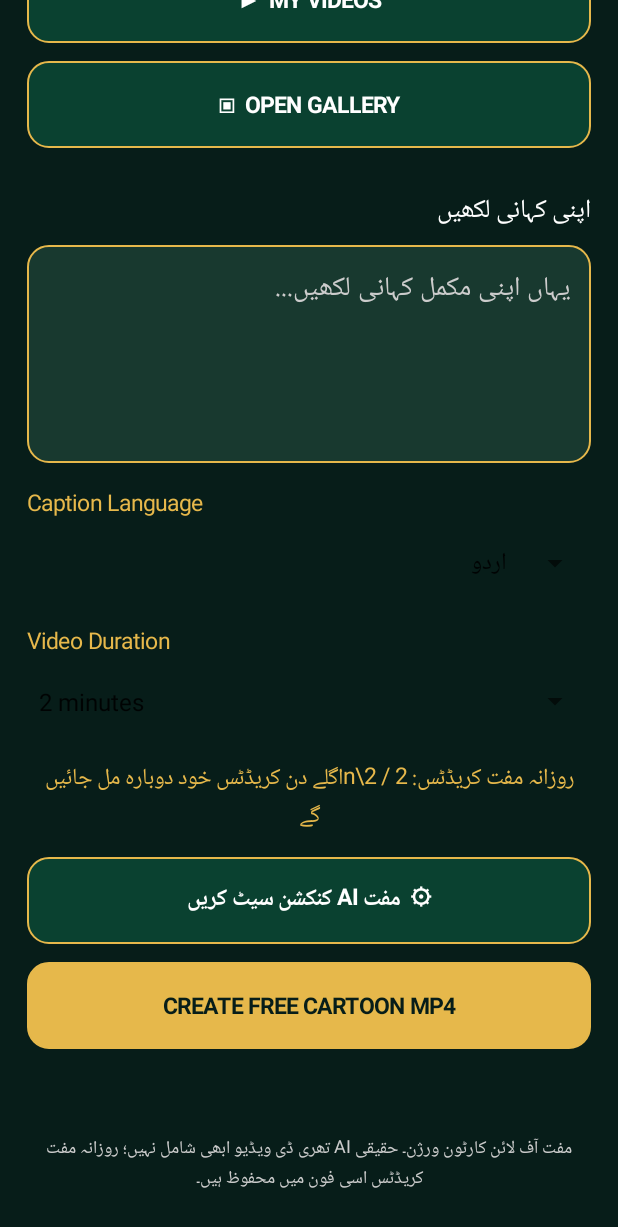
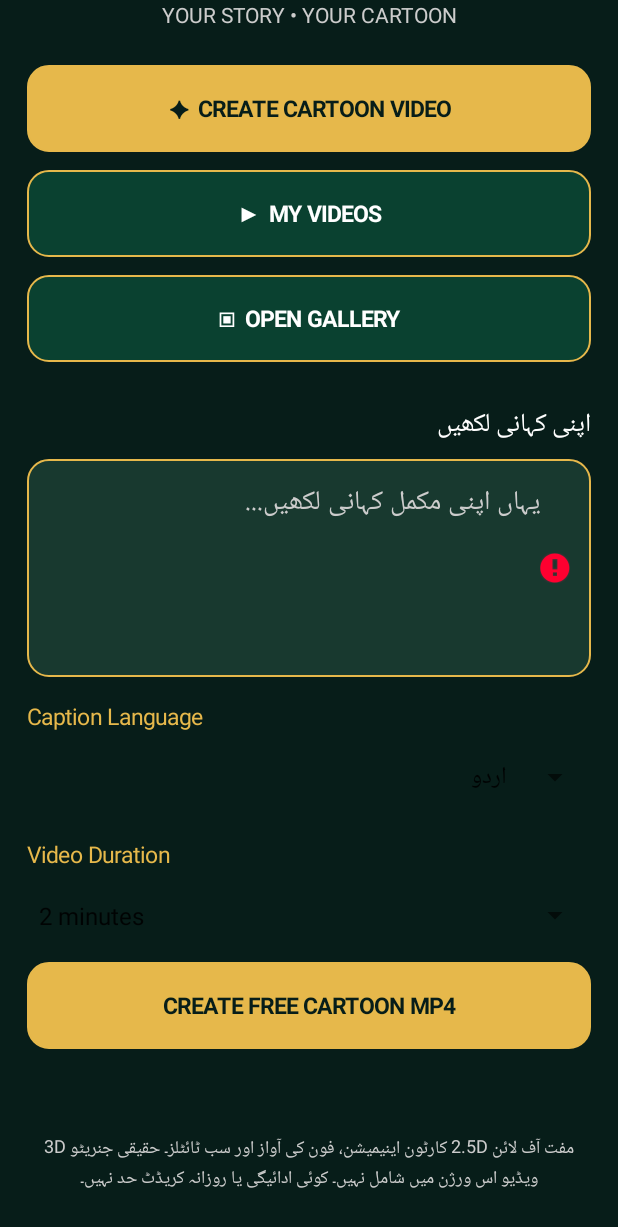
Before and after one commit to qaisarmughal866-dot/MughalAIStudio, an Android app: the screen it shows after launch (MainActivity), after a tap on "✦ CREATE CARTOON VIDEO", on a phone screen of 412 x 824 dp. Shown: the top 1227 px of the screen. Run offline under Robolectric (Android 15) with nearby library versions, the phone set to English and light mode, and no system bars; 3 other taps on this screen came first.

Commit message:
Make offline cartoon creation free without API key or daily credits

```diff
--- a/app/src/main/java/com/mughalai/studio/MainActivity.java
+++ b/app/src/main/java/com/mughalai/studio/MainActivity.java
@@ -28,8 +28,7 @@ import java.util.concurrent.Executors;
 public class MainActivity extends Activity {
     private EditText story;
     private Spinner duration, language;
-    private TextView status, createButton, creditsView;
-    private static final int DAILY_FREE_CREDITS = 2;
+    private TextView status, createButton;
     private final ExecutorService worker =
             Executors.newSingleThreadExecutor();
 
@@ -110,17 +109,6 @@ public class MainActivity extends Activity {
         duration = addSpinner(root,"Video Duration",
                 new String[]{"2 minutes","4 minutes","6 minutes"});
 
-        creditsView = new TextView(this);
-        creditsView.setTextColor(gold);
-        creditsView.setTextSize(15);
-        creditsView.setGravity(Gravity.CENTER);
-        creditsView.setPadding(0,dp(14),0,dp(8));
-        root.addView(creditsView);
-        refreshCreditsLabel();
-
-        addButton(root,"⚙  مفت AI کنکشن سیٹ کریں",green,Color.WHITE)
-                .setOnClickListener(v -> showAiKeyDialog());
-
         TextView make = addButton(root,
                 "CREATE FREE CARTOON MP4",gold,dark);
         make.setOnClickListener(v -> createVideo());
@@ -135,7 +123,7 @@ public class MainActivity extends Activity {
         note.setTextColor(Color.LTGRAY);
         note.setTextSize(12);
         note.setGravity(Gravity.CENTER);
-        note.setText("مفت آف لائن کارٹون ورژن۔ حقیقی AI تھری ڈی ویڈیو ابھی شامل نہیں؛ روزانہ مفت کریڈٹس اسی فون میں محفوظ ہیں۔");
+        note.setText("مفت آف لائن 2.5D کارٹون اینیمیشن، فون کی آواز اور سب ٹائٹلز۔ حقیقی جنریٹو 3D ویڈیو اس ورژن میں شامل نہیں۔ کوئی ادائیگی یا روزانہ کریڈٹ حد نہیں۔");
         root.addView(note);
 
         setContentView(scroll);
@@ -188,37 +176,10 @@ public class MainActivity extends Activity {
         return s;
     }
 
-    private void showAiKeyDialog() {
-        EditText keyInput = new EditText(this);
-        keyInput.setSingleLine(true);
-        keyInput.setHint("Google AI Studio API key");
-        keyInput.setInputType(129);
-        keyInput.setText(getSharedPreferences("ai_settings", MODE_PRIVATE)
-                .getString("gemini_api_key", ""));
-        new AlertDialog.Builder(this)
-                .setTitle("مفت AI کنکشن")
-                .setMessage("Google AI Studio سے اپنی مفت Gemini API key حاصل کر کے یہاں درج کریں۔ ایپ میں کوئی ادائیگی یا خودکار بلنگ فعال نہیں کی جائے گی۔")
-                .setView(keyInput)
-                .setPositiveButton("محفوظ کریں", (d,w) -> {
-                    getSharedPreferences("ai_settings", MODE_PRIVATE).edit()
-                            .putString("gemini_api_key", keyInput.getText().toString().trim())
-                            .apply();
-                    Toast.makeText(this,"AI key محفوظ ہو گئی",Toast.LENGTH_SHORT).show();
-                })
-                .setNegativeButton("منسوخ",null)
-                .show();
-    }
-
     private void createVideo() {
         String text = story.getText().toString().trim();
         if (text.isEmpty()) {
             story.setError("Please write your story");
-            return;
-        }
-
-        if (getAvailableCredits() < 1) {
-            status.setText("آج کے مفت کریڈٹس ختم ہو گئے۔ نئے کریڈٹس اگلے دن خود مل جائیں گے۔");
-            refreshCreditsLabel();
             return;
         }
 
@@ -242,13 +203,8 @@ public class MainActivity extends Activity {
                         "Cartoon_" + System.currentTimeMillis() + ".mp4");
                 final File target = output;
 
-                String apiKey = getSharedPreferences("ai_settings", MODE_PRIVATE)
-                        .getString("gemini_api_key", "");
-                if (apiKey.trim().isEmpty()) {
-                    throw new Exception("پہلے مفت AI کنکشن کی API key درج کریں۔");
-                }
-                runOnUiThread(() -> status.setText("AI کہانی کے مناظر تیار کر رہا ہے..."));
-                String sceneScript = GeminiStoryPlanner.createSceneScript(text, apiKey);
+                runOnUiThread(() -> status.setText("کہانی کے مناظر ترتیب دیے جا رہے ہیں..."));
+                String sceneScript = GeminiStoryPlanner.createOfflineSceneScript(text);
                 runOnUiThread(() -> status.setText("مناظر تیار؛ کارٹون ویڈیو بن رہی ہے..."));
                 VideoRenderer.render(sceneScript,target,minutes,english,
                         (frame,total) -> runOnUiThread(() ->
@@ -277,10 +233,8 @@ public class MainActivity extends Activity {
                 }
 
                 String message = saveToGallery(target);
-                spendOneCredit();
                 runOnUiThread(() -> {
-                    refreshCreditsLabel();
-                    status.setText("Video created!\n" + message);
+                    status.setText("ویڈیو بن گئی!\n" + message);
                     createButton.setEnabled(true);
                 });
             } catch (Exception e) {
@@ -293,33 +247,6 @@ public class MainActivity extends Activity {
                 });
             }
         });
-    }
-
-    private int getAvailableCredits() {
-        android.content.SharedPreferences prefs =
-                getSharedPreferences("daily_free_credits", MODE_PRIVATE);
-        String today = new SimpleDateFormat("yyyyMMdd", Locale.US)
-                .format(new Date());
-        String savedDay = prefs.getString("day", "");
-        if (!today.equals(savedDay)) {
-            prefs.edit().putString("day", today)
-                    .putInt("credits", DAILY_FREE_CREDITS).apply();
-        }
-        return prefs.getInt("credits", DAILY_FREE_CREDITS);
-    }
-
-    private void spendOneCredit() {
-        android.content.SharedPreferences prefs =
-                getSharedPreferences("daily_free_credits", MODE_PRIVATE);
-        int remaining = Math.max(0, getAvailableCredits() - 1);
-        prefs.edit().putInt("credits", remaining).apply();
-    }
-
-    private void refreshCreditsLabel() {
-        if (creditsView == null) return;
-        creditsView.setText("روزانہ مفت کریڈٹس: " + getAvailableCredits()
-                + " / " + DAILY_FREE_CREDITS
-                + "\\nاگلے دن کریڈٹس خود دوبارہ مل جائیں گے");
     }
 
     private void copyFile(File source, File destination) throws Exception {
```
